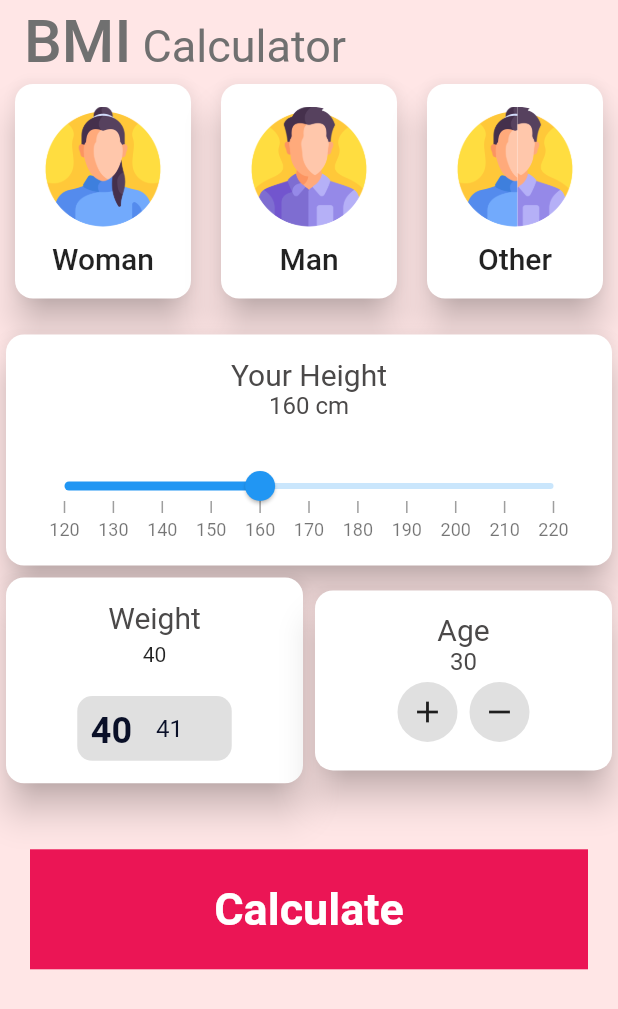
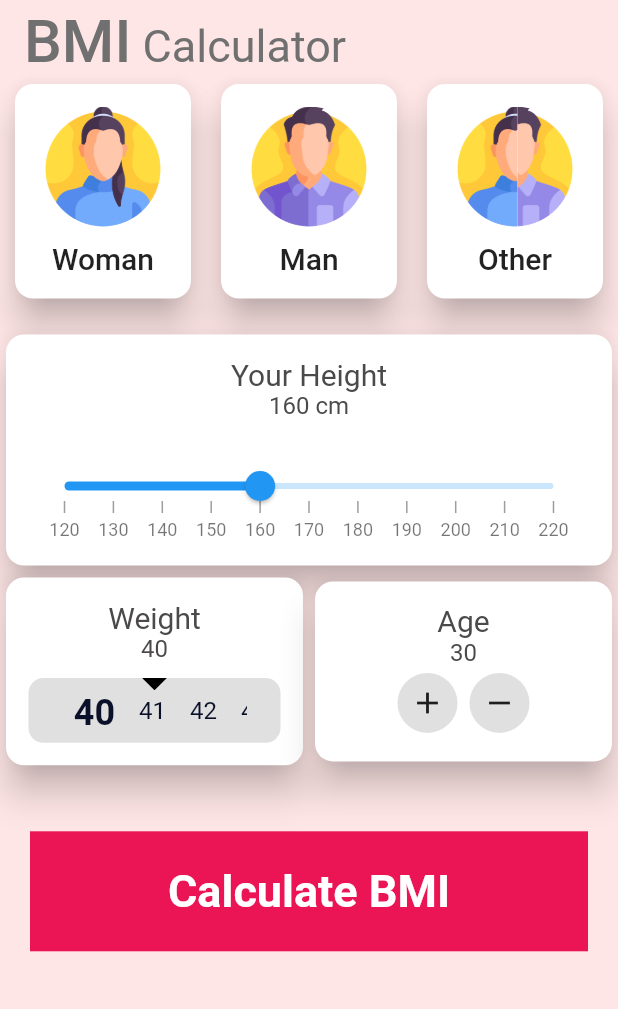
Before and after one commit to Anastasia9595/bmi, a Flutter app: the screen it shows after launch, on a phone screen of 412 x 824 dp. Shown: the top 1009 px of the screen. Run offline on Flutter 3.47's test engine with Material 2 defaults, Android fonts, the phone set to English and light mode, and no system bars; drawn by our look-alikes of syncfusion_flutter_sliders; our stand-ins replace get; missing offline and left inert: syncfusion_flutter_core.

Commit message:
first working app without provider

```diff
--- a/lib/view/home/home.dart
+++ b/lib/view/home/home.dart
@@ -1,3 +1,6 @@
+import 'dart:math';
+
+import 'package:bmi_calculator/view/bmi_details/bmi_details.dart';
 import 'package:bmi_calculator/view/home/widgets/ageCard.dart';
 import 'package:bmi_calculator/view/home/widgets/height_card.dart';
 import 'package:bmi_calculator/view/home/widgets/helperWidgets/bottom_button.dart';
@@ -22,7 +25,35 @@ class HomePage extends StatefulWidget {
 
 class _HomePageState extends State<HomePage> {
   double height = 160;
+  int _weight = 40;
+  int selectedWeightIndex = 0;
   int age = 30;
+  double bmi = 0;
+  void _calculateBMIShowResult(BuildContext context) {
+    calculateBMI();
+    showModalBottomSheet(
+      shape: RoundedRectangleBorder(
+        borderRadius: BorderRadius.circular(40),
+      ),
+      context: context,
+      builder: (ctx) {
+        return BMIDetail(
+          bmi: bmi.toStringAsFixed(1),
+        );
+      },
+    );
+  }
+
+  void getSelectedWeightIndex(int index, int weight) {
+    setState(() {
+      selectedWeightIndex = index;
+      _weight = weight;
+    });
+  }
+
+  void calculateBMI() {
+    bmi = (_weight / pow(height / 100, 2));
+  }
 
   @override
   Widget build(BuildContext context) {
@@ -111,9 +142,34 @@ class _HomePageState extends State<HomePage> {
               ),
               Row(
                 children: [
-                  const Expanded(
+                  Expanded(
                     child: WeightCard(
                       name: 'Weight',
+                      weight: _weight,
+                      child: ListView.builder(
+                        scrollDirection: Axis.horizontal,
+                        itemCount: 100,
+                        itemBuilder: ((context, index) {
+                          final weight = 40 + index;
+                          return Center(
+                            child: InkWell(
+                              onTap: () {
+                                setState(() {
+                                  _weight = weight;
+                                  selectedWeightIndex = index;
+                                });
+                              },
+                              child: Padding(
+                                padding: const EdgeInsets.all(8.0),
+                                child: Text(
+                                  weight.toString(),
+                                  style: selectedWeightIndex == index ? Styles.kTexStyleBold : Styles.kTexStyle,
+                                ),
+                              ),
+                            ),
+                          );
+                        }),
+                      ),
                     ),
                   ),
                   Expanded(
@@ -142,7 +198,11 @@ class _HomePageState extends State<HomePage> {
                   ),
                 ],
               ),
-              BottomButton(onTap: () {}, buttonTitle: 'Calculate')
+              BottomButton(
+                  onTap: () {
+                    _calculateBMIShowResult(context);
+                  },
+                  buttonTitle: 'Calculate BMI')
             ],
           ),
         ],
--- a/lib/view/home/widgets/weight_card.dart
+++ b/lib/view/home/widgets/weight_card.dart
@@ -1,26 +1,18 @@
 // ignore_for_file: prefer_typing_uninitialized_variables
 
 import 'package:bmi_calculator/helpers/app_styles.dart';
-
 import 'package:flutter/material.dart';
-import 'package:scroll_snap_list/scroll_snap_list.dart';
-import 'package:scrollable_positioned_list/scrollable_positioned_list.dart';
 
 import 'helperWidgets/triangleClipper.dart';
 
-class WeightCard extends StatefulWidget {
-  const WeightCard({super.key, required this.name});
+class WeightCard extends StatelessWidget {
+  WeightCard({super.key, required this.name, required this.child, required this.weight});
 
   final String name;
+  final Widget child;
 
-  @override
-  State<WeightCard> createState() => _WeightCardState();
-}
-
-class _WeightCardState extends State<WeightCard> {
-  var itemList = List<String>.generate(10, (index) => '$index');
-  var _weight = 40;
-  var selectedWeightIndex = 0;
+  final weight;
+  int selectedWeightIndex = 0;
 
   @override
   Widget build(BuildContext context) {
@@ -34,16 +26,21 @@ class _WeightCardState extends State<WeightCard> {
       child: Padding(
         padding: const EdgeInsets.all(15),
         child: Column(children: [
-          Text(
-            widget.name,
-            style: TextStyle(fontSize: 20, color: Styles.textColor),
-          ),
-          Padding(
-            padding: const EdgeInsets.only(top: 5),
-            child: Text('$_weight'),
+          RichText(
+            textAlign: TextAlign.center,
+            text: TextSpan(
+              text: name,
+              style: TextStyle(fontSize: 20, color: Styles.textColor),
+              children: [
+                TextSpan(
+                  text: '\n$weight',
+                  style: const TextStyle(fontSize: 16),
+                ),
+              ],
+            ),
           ),
           const SizedBox(
-            height: 20,
+            height: 10,
           ),
           Stack(
             alignment: Alignment.topCenter,
@@ -53,50 +50,27 @@ class _WeightCardState extends State<WeightCard> {
                     color: Colors.grey.shade300,
                     border: Border.all(style: BorderStyle.none),
                     borderRadius: const BorderRadius.all(Radius.circular(10))),
-                width: MediaQuery.of(context).size.width * 0.25,
                 child: SingleChildScrollView(
                   child: Row(
+                    mainAxisAlignment: MainAxisAlignment.center,
                     children: [
                       SizedBox(
                         height: MediaQuery.of(context).size.height * 0.05,
-                        width: MediaQuery.of(context).size.width * 0.20,
-                        child: ListView.builder(
-                          scrollDirection: Axis.horizontal,
-                          itemCount: 100,
-                          itemBuilder: ((context, index) {
-                            final weight = 40 + index;
-                            return Center(
-                              child: InkWell(
-                                onTap: () {
-                                  setState(() {
-                                    _weight = weight;
-                                    selectedWeightIndex = index;
-                                  });
-                                },
-                                child: Padding(
-                                  padding: const EdgeInsets.all(8.0),
-                                  child: Text(
-                                    weight.toString(),
-                                    style: selectedWeightIndex == index ? Styles.kTexStyleBold : Styles.kTexStyle,
-                                  ),
-                                ),
-                              ),
-                            );
-                          }),
-                        ),
+                        width: MediaQuery.of(context).size.width * 0.30,
+                        child: child,
                       ),
                     ],
                   ),
                 ),
               ),
-              // ClipPath(
-              //   clipper: TriangleClipper(),
-              //   child: Container(
-              //     color: Colors.black,
-              //     height: MediaQuery.of(context).size.height * 0.01,
-              //     width: MediaQuery.of(context).size.width * 0.04,
-              //   ),
-              // ),
+              ClipPath(
+                clipper: TriangleClipper(),
+                child: Container(
+                  color: Colors.black,
+                  height: MediaQuery.of(context).size.height * 0.01,
+                  width: MediaQuery.of(context).size.width * 0.04,
+                ),
+              ),
             ],
           )
         ]),
--- a/pubspec.yaml
+++ b/pubspec.yaml
@@ -14,6 +14,7 @@ dependencies:
   cupertino_icons: ^1.0.2
   flutter:
     sdk: flutter
+  get: ^4.6.5
   scroll_snap_list: ^0.9.1
   scrollable_positioned_list: ^0.3.4
   syncfusion_flutter_sliders: ^20.2.48
```
Also changed, not shown: lib/view/bmi_details/bmi_details.dart (added, +62 -0 lines), pubspec.lock.
